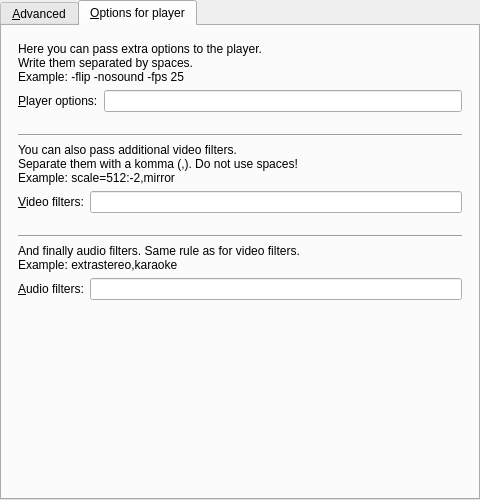
Old version of the form src/gui/pref/advanced.ui in the repository wilbert2000/wzplayer.
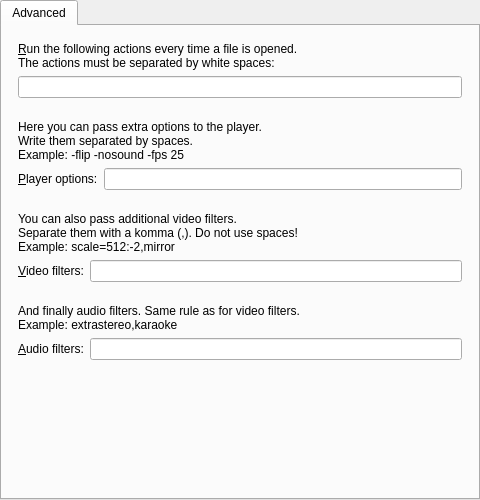
New version of the form. The open tabs and pages were chosen to show the change.

Commit message: Merged Advanced tabs into one tab

Patch:
```diff
--- a/src/gui/pref/advanced.ui
+++ b/src/gui/pref/advanced.ui
@@ -21,7 +21,7 @@
      </property>
      <widget class="QWidget" name="advanced_tab">
       <attribute name="title">
-       <string>&amp;Advanced</string>
+       <string>Advanced</string>
       </attribute>
       <layout class="QVBoxLayout">
        <property name="margin">
@@ -29,6 +29,9 @@
        </property>
        <item>
         <layout class="QVBoxLayout" name="verticalLayout">
+         <property name="bottomMargin">
+          <number>16</number>
+         </property>
          <item>
           <widget class="QLabel" name="actions_to_run_label">
            <property name="text">
@@ -49,35 +52,9 @@
         </layout>
        </item>
        <item>
-        <spacer>
-         <property name="orientation">
-          <enum>Qt::Vertical</enum>
-         </property>
-         <property name="sizeType">
-          <enum>QSizePolicy::Expanding</enum>
-         </property>
-         <property name="sizeHint" stdset="0">
-          <size>
-           <width>20</width>
-           <height>10</height>
-          </size>
-         </property>
-        </spacer>
-       </item>
-      </layout>
-     </widget>
-     <widget class="QWidget" name="options_tab">
-      <attribute name="title">
-       <string notr="true">&amp;Options for player</string>
-      </attribute>
-      <layout class="QVBoxLayout">
-       <property name="margin">
-        <number>16</number>
-       </property>
-       <item>
         <widget class="QLabel" name="options_info_label">
          <property name="text">
-          <string notr="true">Here you can pass extra options to the player.
+          <string>Here you can pass extra options to the player.
 Write them separated by spaces.
 Example: -flip -nosound -fps 25</string>
          </property>
@@ -112,34 +89,15 @@
             <bool>false</bool>
            </property>
            <property name="buddy">
-            <cstring>mplayer_args_edit</cstring>
+            <cstring>player_args_edit</cstring>
            </property>
           </widget>
          </item>
          <item>
-          <widget class="QLineEdit" name="mplayer_args_edit"/>
+          <widget class="QLineEdit" name="player_args_edit"/>
          </item>
         </layout>
        </item>
-       <item>
-        <widget class="Line" name="line2">
-         <property name="sizePolicy">
-          <sizepolicy hsizetype="Expanding" vsizetype="Fixed">
-           <horstretch>0</horstretch>
-           <verstretch>0</verstretch>
-          </sizepolicy>
-         </property>
-         <property name="frameShape">
-          <enum>QFrame::HLine</enum>
-         </property>
-         <property name="frameShadow">
-          <enum>QFrame::Sunken</enum>
-         </property>
-         <property name="orientation">
-          <enum>Qt::Horizontal</enum>
-         </property>
-        </widget>
-       </item>
        <item>
         <widget class="QLabel" name="textLabel4_2">
          <property name="text">
@@ -178,34 +136,15 @@
             <bool>false</bool>
            </property>
            <property name="buddy">
-            <cstring>mplayer_vfilters_edit</cstring>
+            <cstring>player_vfilters_edit</cstring>
            </property>
           </widget>
          </item>
          <item>
-          <widget class="QLineEdit" name="mplayer_vfilters_edit"/>
+          <widget class="QLineEdit" name="player_vfilters_edit"/>
          </item>
         </layout>
        </item>
-       <item>
-        <widget class="Line" name="line3">
-         <property name="sizePolicy">
-          <sizepolicy hsizetype="Expanding" vsizetype="Fixed">
-           <horstretch>0</horstretch>
-           <verstretch>0</verstretch>
-          </sizepolicy>
-         </property>
-         <property name="frameShape">
-          <enum>QFrame::HLine</enum>
-         </property>
-         <property name="frameShadow">
-          <enum>QFrame::Sunken</enum>
-         </property>
-         <property name="orientation">
-          <enum>Qt::Horizontal</enum>
-         </property>
-        </widget>
-       </item>
        <item>
         <widget class="QLabel" name="textLabel5_2">
          <property name="text">
@@ -237,12 +176,12 @@
             <bool>false</bool>
            </property>
            <property name="buddy">
-            <cstring>mplayer_afilters_edit</cstring>
+            <cstring>player_afilters_edit</cstring>
            </property>
           </widget>
          </item>
          <item>
-          <widget class="QLineEdit" name="mplayer_afilters_edit"/>
+          <widget class="QLineEdit" name="player_afilters_edit"/>
          </item>
         </layout>
        </item>
```
Left out of the diff: 6 changed lines with no effect on the pictures. The commit also changes 11 other files.
